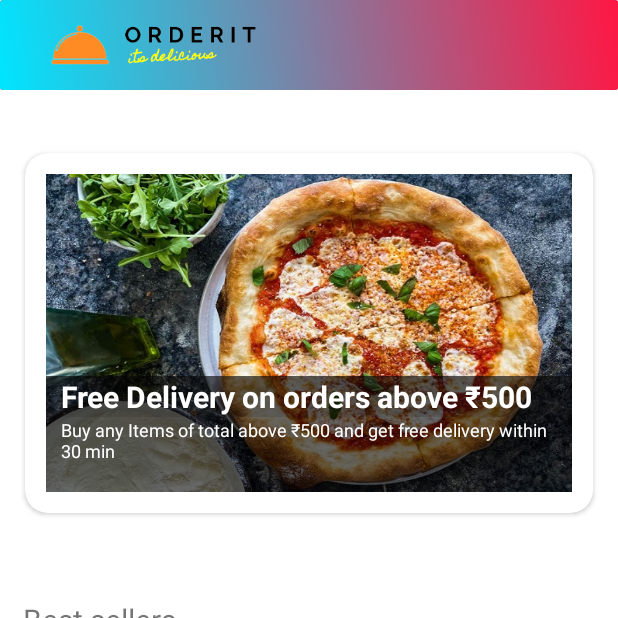
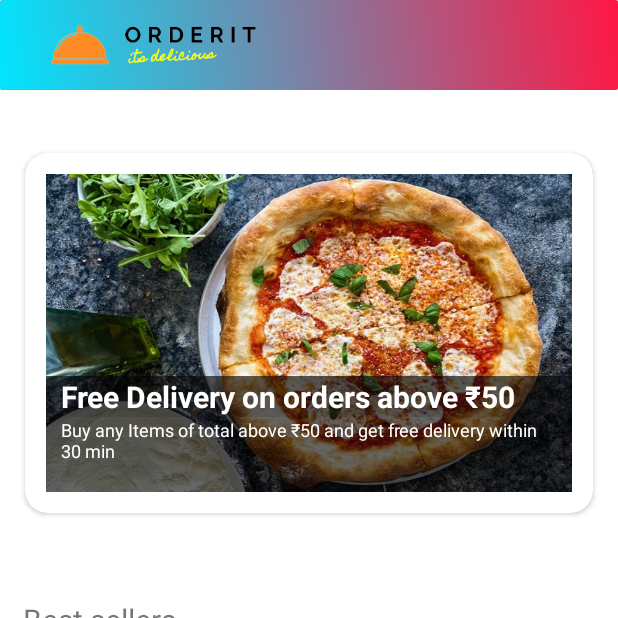
Before and after one commit to dvghule121/OrderIt, an Android app: the screen it shows after launch (MainActivity), on a phone screen of 412 x 824 dp, the top half of it. Run offline under Robolectric (Android 15) with nearby library versions, the phone set to English and light mode, and no system bars; our stand-ins replace Firebase (no records; nobody signed in at launch, a user with empty details on screens opened directly), Room's generated code; Roboto replaces fonts that are not available here; 1 statement that could not run was skipped.

Commit message:
final commit

```diff
--- a/app/src/main/java/com/example/orderit/database/Dataset.kt
+++ b/app/src/main/java/com/example/orderit/database/Dataset.kt
@@ -28,6 +28,7 @@ class Dataset {
         ProductItem("Special punjabi aloo ke parothe", 70, 4, R.drawable.aloo_paratha),
         ProductItem("french fries", 50, 4, R.drawable.french_fries),
         ProductItem("Coffee", 50, 4, R.drawable.coffe),
+        ProductItem("Special maharashtrian misal pav", 70, 4, R.drawable.misal),
         ProductItem("Burger", 79, 5, R.drawable.burger),
         ProductItem("Special Cold coffee", 99, 5, R.drawable.cold_coffee),
         ProductItem("Cheese sandwich", 120, 3, R.drawable.sandwich),
--- a/app/src/main/java/com/example/orderit/fragments/offer_page.kt
+++ b/app/src/main/java/com/example/orderit/fragments/offer_page.kt
@@ -44,15 +44,15 @@ class offer_page : Fragment() {
 
         orders.add(
             OfferItem(
-                "Buy any Items of total above ₹500 and get free delivery within 30 min",
-                "Free Delivery on orders above ₹500",
+                "Buy any Items of total above ₹50 and get free delivery within 30 min",
+                "Free Delivery on orders above ₹50",
                 R.drawable.pizza
             )
         )
 
         orders.add(
             OfferItem(
-                "Get free french fries on combo pack",
+                "Get burger, french fries, cold coffe at lowest price.",
                 "Only on orderit",
                 R.drawable.combo_offer
             )
```
Also changed, not shown: app/src/main/java/com/example/orderit/fragments/basket_page.kt (+12 -13 lines).
